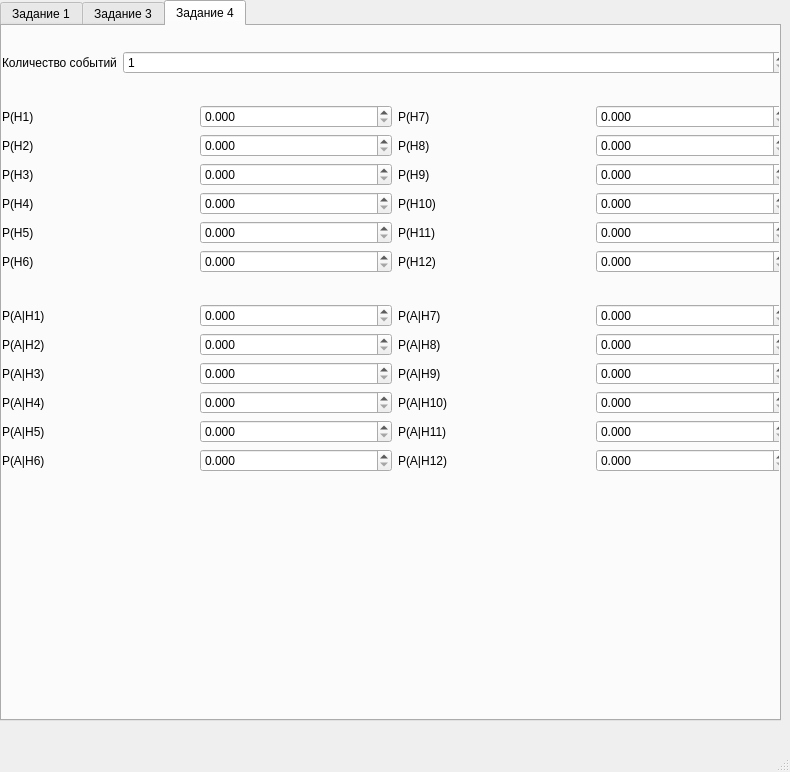
Before: the Qt Designer form Lab2/mainwindow.ui in KorvinDarkus/TerVer, drawn with Qt 5.
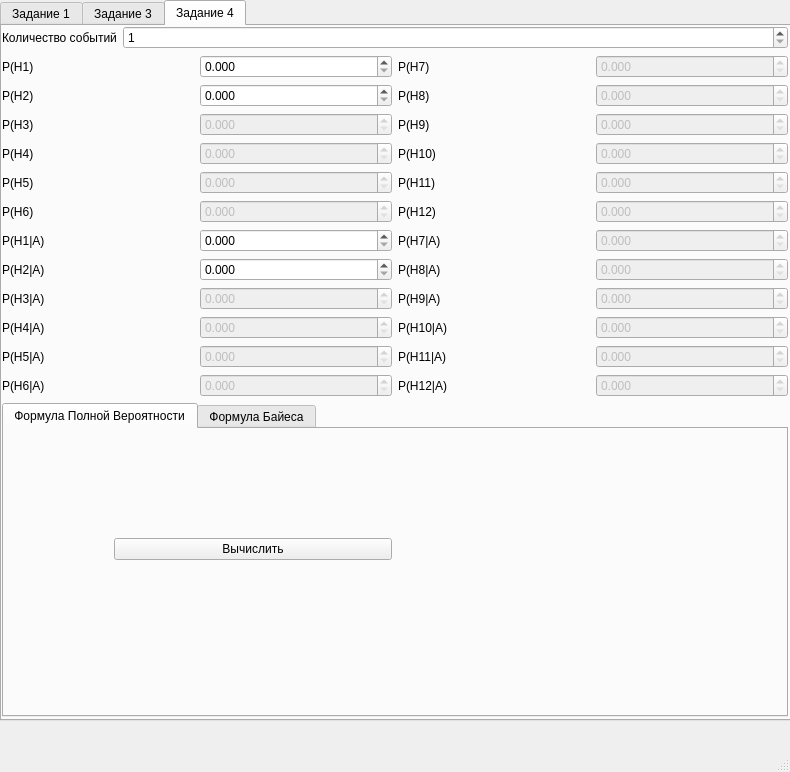
After: the same form once the commit is applied. The open tabs and pages were chosen to show the change. Icons and pictures are not drawn.

```diff
--- a/Lab2/mainwindow.ui
+++ b/Lab2/mainwindow.ui
@@ -19,7 +19,7 @@
      <rect>
       <x>0</x>
       <y>0</y>
-      <width>781</width>
+      <width>791</width>
       <height>721</height>
      </rect>
     </property>
@@ -575,7 +575,7 @@
         <x>0</x>
         <y>0</y>
         <width>786</width>
-        <height>473</height>
+        <height>691</height>
        </rect>
       </property>
       <layout class="QVBoxLayout" name="ex1View_2">
@@ -612,6 +612,9 @@
           <layout class="QGridLayout" name="gridLayout_3">
            <item row="2" column="1">
             <widget class="QDoubleSpinBox" name="inpt3_e3">
+             <property name="enabled">
+              <bool>false</bool>
+             </property>
              <property name="decimals">
               <number>3</number>
              </property>
@@ -652,6 +655,9 @@
            </item>
            <item row="4" column="1">
             <widget class="QDoubleSpinBox" name="inpt5_e3">
+             <property name="enabled">
+              <bool>false</bool>
+             </property>
              <property name="decimals">
               <number>3</number>
              </property>
@@ -665,6 +671,9 @@
            </item>
            <item row="3" column="1">
             <widget class="QDoubleSpinBox" name="inpt4_e3">
+             <property name="enabled">
+              <bool>false</bool>
+             </property>
              <property name="decimals">
               <number>3</number>
              </property>
@@ -719,6 +728,9 @@
            </item>
            <item row="5" column="1">
             <widget class="QDoubleSpinBox" name="inpt6_e3">
+             <property name="enabled">
+              <bool>false</bool>
+             </property>
              <property name="decimals">
               <number>3</number>
              </property>
@@ -736,6 +748,9 @@
           <layout class="QGridLayout" name="gridLayout_4">
            <item row="2" column="1">
             <widget class="QDoubleSpinBox" name="inpt9_e3">
+             <property name="enabled">
+              <bool>false</bool>
+             </property>
              <property name="decimals">
               <number>3</number>
              </property>
@@ -749,6 +764,9 @@
            </item>
            <item row="0" column="1">
             <widget class="QDoubleSpinBox" name="inpt7_e3">
+             <property name="enabled">
+              <bool>false</bool>
+             </property>
              <property name="decimals">
               <number>3</number>
              </property>
@@ -776,6 +794,9 @@
            </item>
            <item row="4" column="1">
             <widget class="QDoubleSpinBox" name="inpt11_e3">
+             <property name="enabled">
+              <bool>false</bool>
+             </property>
              <property name="decimals">
               <number>3</number>
              </property>
@@ -789,6 +810,9 @@
            </item>
            <item row="3" column="1">
             <widget class="QDoubleSpinBox" name="inpt10_e3">
+             <property name="enabled">
+              <bool>false</bool>
+             </property>
              <property name="decimals">
               <number>3</number>
              </property>
@@ -802,6 +826,9 @@
            </item>
            <item row="1" column="1">
             <widget class="QDoubleSpinBox" name="inpt8_e3">
+             <property name="enabled">
+              <bool>false</bool>
+             </property>
              <property name="decimals">
               <number>3</number>
              </property>
@@ -843,6 +870,9 @@
            </item>
            <item row="5" column="1">
             <widget class="QDoubleSpinBox" name="inpt12_e3">
+             <property name="enabled">
+              <bool>false</bool>
+             </property>
              <property name="decimals">
               <number>3</number>
              </property>
@@ -864,6 +894,9 @@
           <layout class="QGridLayout" name="gridLayout_5">
            <item row="2" column="1">
             <widget class="QDoubleSpinBox" name="inpt23_e3">
+             <property name="enabled">
+              <bool>false</bool>
+             </property>
              <property name="decimals">
               <number>3</number>
              </property>
@@ -891,19 +924,22 @@
            <item row="3" column="0">
             <widget class="QLabel" name="label_29">
              <property name="text">
-              <string>P(A|H4)</string>
+              <string>P(H4|A)</string>
              </property>
             </widget>
            </item>
            <item row="4" column="0">
             <widget class="QLabel" name="label_30">
              <property name="text">
-              <string>P(A|H5)</string>
+              <string>P(H5|A)</string>
              </property>
             </widget>
            </item>
            <item row="4" column="1">
             <widget class="QDoubleSpinBox" name="inpt25_e3">
+             <property name="enabled">
+              <bool>false</bool>
+             </property>
              <property name="decimals">
               <number>3</number>
              </property>
@@ -917,6 +953,9 @@
            </item>
            <item row="3" column="1">
             <widget class="QDoubleSpinBox" name="inpt24_e3">
+             <property name="enabled">
+              <bool>false</bool>
+             </property>
              <property name="decimals">
               <number>3</number>
              </property>
@@ -944,33 +983,36 @@
            <item row="2" column="0">
             <widget class="QLabel" name="label_31">
              <property name="text">
-              <string>P(A|H3)</string>
+              <string>P(H3|A)</string>
              </property>
             </widget>
            </item>
            <item row="1" column="0">
             <widget class="QLabel" name="label_32">
              <property name="text">
-              <string>P(A|H2)</string>
+              <string>P(H2|A)</string>
              </property>
             </widget>
            </item>
            <item row="0" column="0">
             <widget class="QLabel" name="label_33">
              <property name="text">
-              <string>P(A|H1)</string>
+              <string>P(H1|A)</string>
              </property>
             </widget>
            </item>
            <item row="5" column="0">
             <widget class="QLabel" name="label_34">
              <property name="text">
-              <string>P(A|H6)</string>
+              <string>P(H6|A)</string>
              </property>
             </widget>
            </item>
            <item row="5" column="1">
             <widget class="QDoubleSpinBox" name="inpt26_e3">
+             <property name="enabled">
+              <bool>false</bool>
+             </property>
              <property name="decimals">
               <number>3</number>
              </property>
@@ -988,6 +1030,9 @@
           <layout class="QGridLayout" name="gridLayout_6">
            <item row="2" column="1">
             <widget class="QDoubleSpinBox" name="inpt29_e3">
+             <property name="enabled">
+              <bool>false</bool>
+             </property>
              <property name="decimals">
               <number>3</number>
              </property>
@@ -1001,6 +1046,9 @@
            </item>
            <item row="0" column="1">
             <widget class="QDoubleSpinBox" name="inpt27_e3">
+             <property name="enabled">
+              <bool>false</bool>
+             </property>
              <property name="decimals">
               <number>3</number>
              </property>
@@ -1015,19 +1063,22 @@
            <item row="3" column="0">
             <widget class="QLabel" name="label_35">
              <property name="text">
-              <string>P(A|H10)</string>
+              <string>P(H10|A)</string>
              </property>
             </widget>
            </item>
            <item row="4" column="0">
             <widget class="QLabel" name="label_36">
              <property name="text">
-              <string>P(A|H11)</string>
+              <string>P(H11|A)</string>
              </property>
             </widget>
            </item>
            <item row="4" column="1">
             <widget class="QDoubleSpinBox" name="inpt211_e3">
+             <property name="enabled">
+              <bool>false</bool>
+             </property>
              <property name="decimals">
               <number>3</number>
              </property>
@@ -1041,6 +1092,9 @@
            </item>
            <item row="3" column="1">
             <widget class="QDoubleSpinBox" name="inpt210_e3">
+             <property name="enabled">
+              <bool>false</bool>
+             </property>
              <property name="decimals">
               <number>3</number>
              </property>
@@ -1054,6 +1108,9 @@
            </item>
            <item row="1" column="1">
             <widget class="QDoubleSpinBox" name="inpt28_e3">
+             <property name="enabled">
+              <bool>false</bool>
+             </property>
              <property name="decimals">
               <number>3</number>
              </property>
@@ -1068,33 +1125,36 @@
            <item row="2" column="0">
             <widget class="QLabel" name="label_37">
              <property name="text">
-              <string>P(A|H9)</string>
+              <string>P(H9|A)</string>
              </property>
             </widget>
            </item>
            <item row="1" column="0">
             <widget class="QLabel" name="label_38">
              <property name="text">
-              <string>P(A|H8)</string>
+              <string>P(H8|A)</string>
              </property>
             </widget>
            </item>
            <item row="0" column="0">
             <widget class="QLabel" name="label_39">
              <property name="text">
-              <string>P(A|H7)</string>
+              <string>P(H7|A)</string>
              </property>
             </widget>
            </item>
            <item row="5" column="0">
             <widget class="QLabel" name="label_40">
              <property name="text">
-              <string>P(A|H12)</string>
+              <string>P(H12|A)</string>
              </property>
             </widget>
            </item>
            <item row="5" column="1">
             <widget class="QDoubleSpinBox" name="inpt212_e3">
+             <property name="enabled">
+              <bool>false</bool>
+             </property>
              <property name="decimals">
               <number>3</number>
              </property>
@@ -1110,6 +1170,49 @@
          </item>
         </layout>
        </item>
+       <item>
+        <widget class="QTabWidget" name="tabWidget_3">
+         <property name="currentIndex">
+          <number>0</number>
+         </property>
+         <widget class="QWidget" name="tab_4">
+          <attribute name="title">
+           <string>Формула Полной Вероятности</string>
+          </attribute>
+          <widget class="QWidget" name="horizontalLayoutWidget">
+           <property name="geometry">
+            <rect>
+             <x>110</x>
+             <y>80</y>
+             <width>561</width>
+             <height>80</height>
+            </rect>
+           </property>
+           <layout class="QHBoxLayout" name="horizontalLayout_6">
+            <item>
+             <widget class="QPushButton" name="ex31Button">
+              <property name="text">
+               <string>Вычислить</string>
+              </property>
+             </widget>
+            </item>
+            <item>
+             <widget class="QLabel" name="ex3Result">
+              <property name="text">
+               <string/>
+              </property>
+             </widget>
+            </item>
+           </layout>
+          </widget>
+         </widget>
+         <widget class="QWidget" name="tab_5">
+          <attribute name="title">
+           <string>Формула Байеса</string>
+          </attribute>
+         </widget>
+        </widget>
+       </item>
       </layout>
      </widget>
     </widget>
```
Left out of the diff: 28 changed lines with no effect on the pictures.
